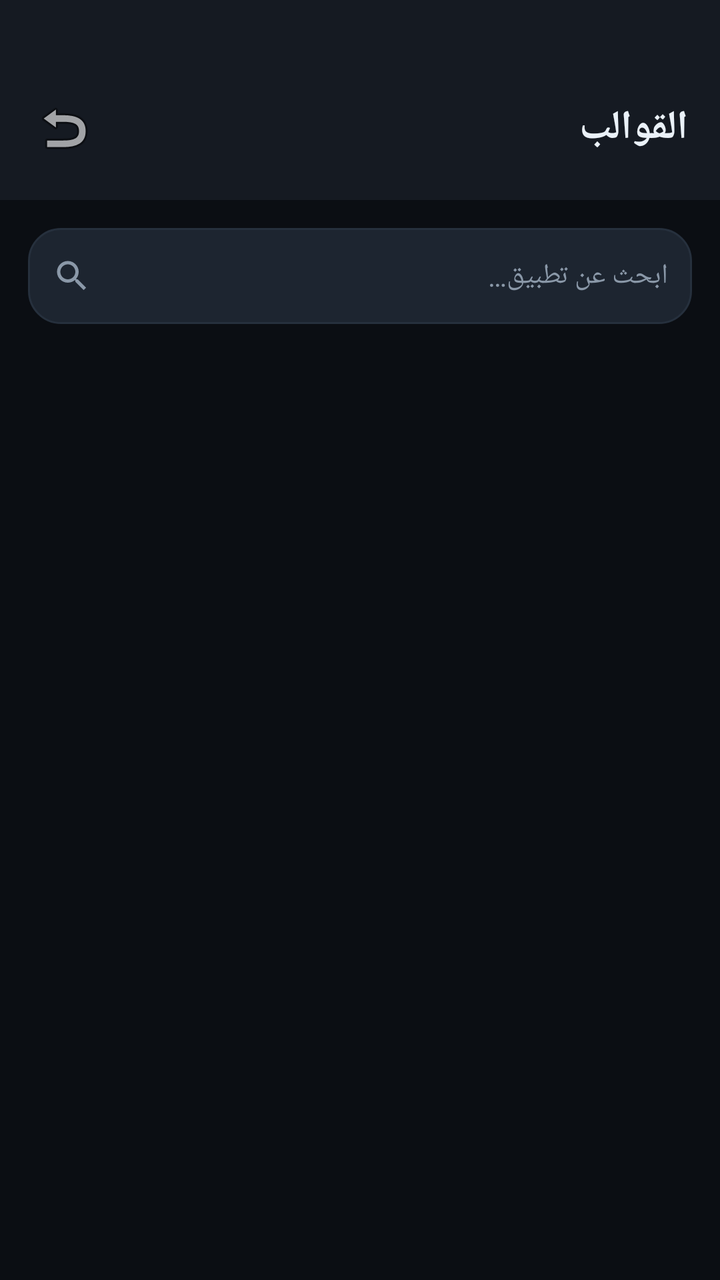
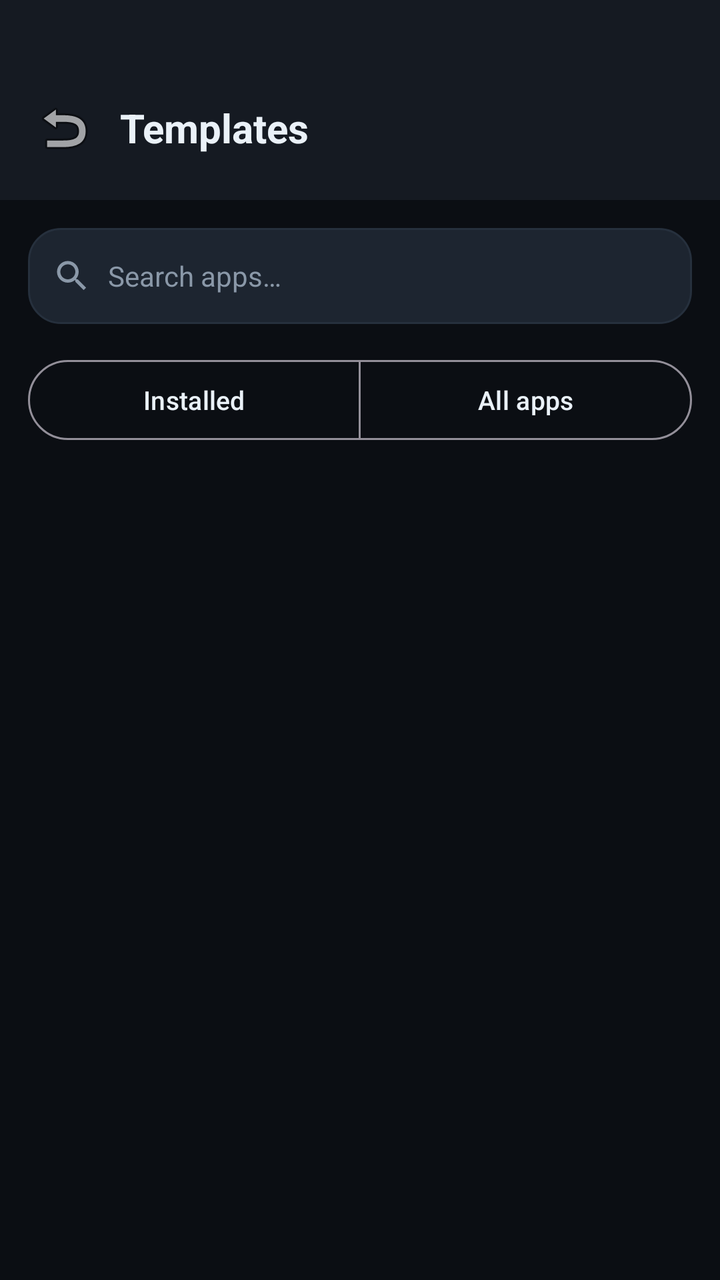

Before-and-after screenshots of an Android layout around one commit, followed by the original layout XML and the change that was made.
<!-- AndroidManifest.xml: application theme Theme.HideRoot -->
<!-- res/layout/activity_apps.xml -->
<?xml version="1.0" encoding="utf-8"?>
<LinearLayout xmlns:android="http://schemas.android.com/apk/res/android"
    android:layout_width="match_parent"
    android:layout_height="match_parent"
    android:background="@color/bg"
    android:orientation="vertical">

    <include layout="@layout/part_topbar" />
    <include layout="@layout/part_search" />

    <androidx.recyclerview.widget.RecyclerView
        android:id="@+id/recycler"
        android:layout_width="match_parent"
        android:layout_height="match_parent" />
</LinearLayout>
<!-- res/layout/part_topbar.xml (included above) -->
<?xml version="1.0" encoding="utf-8"?>
<LinearLayout xmlns:android="http://schemas.android.com/apk/res/android"
    android:layout_width="match_parent"
    android:layout_height="wrap_content"
    android:orientation="horizontal"
    android:gravity="center_vertical"
    android:background="@color/surface"
    android:paddingTop="42dp"
    android:paddingBottom="14dp"
    android:paddingStart="10dp"
    android:paddingEnd="16dp">

    <ImageButton
        android:id="@+id/btn_back"
        android:layout_width="44dp"
        android:layout_height="44dp"
        android:background="?attr/selectableItemBackgroundBorderless"
        android:src="@android:drawable/ic_menu_revert"
        android:contentDescription="back" />

    <TextView
        android:id="@+id/title"
        android:layout_width="0dp"
        android:layout_height="wrap_content"
        android:layout_weight="1"
        android:layout_marginStart="6dp"
        android:text="@string/templates"
        android:textColor="@color/text"
        android:textSize="20sp"
        android:textStyle="bold" />
</LinearLayout>
<!-- res/layout/part_search.xml (included above) -->
<?xml version="1.0" encoding="utf-8"?>
<LinearLayout xmlns:android="http://schemas.android.com/apk/res/android"
    android:layout_width="match_parent"
    android:layout_height="wrap_content"
    android:orientation="horizontal"
    android:gravity="center_vertical"
    android:background="@drawable/search_bg"
    android:layout_margin="14dp"
    android:paddingStart="12dp"
    android:paddingEnd="12dp">

    <ImageView
        android:layout_width="20dp"
        android:layout_height="20dp"
        android:src="@drawable/ic_search" />

    <EditText
        android:id="@+id/search"
        android:layout_width="0dp"
        android:layout_weight="1"
        android:layout_height="48dp"
        android:layout_marginStart="8dp"
        android:background="@null"
        android:hint="@string/search_apps"
        android:textColorHint="@color/text_dim"
        android:textColor="@color/text"
        android:textSize="14sp"
        android:inputType="text" />
</LinearLayout>
<!-- resources referenced by this layout -->
<resources>
  <color name="bg">#0B0E13</color>
  <color name="surface">#151A22</color>
  <color name="text">#EAF1F8</color>
  <color name="text_dim">#8A98A8</color>
  <!-- drawable ic_search (drawable) -->
  <vector xmlns:android="http://schemas.android.com/apk/res/android"
      android:width="24dp" android:height="24dp"
      android:viewportWidth="24" android:viewportHeight="24"
      android:tint="@color/text_dim">
      <path android:fillColor="#FFFFFF"
          android:pathData="M15.5,14h-0.79l-0.28,-0.27C15.41,12.59 16,11.11 16,9.5 16,5.91 13.09,3 9.5,3S3,5.91 3,9.5 5.91,16 9.5,16c1.61,0 3.09,-0.59 4.23,-1.57l0.27,0.28v0.79l5,4.99L20.49,19l-4.99,-5zM9.5,14C7.01,14 5,11.99 5,9.5S7.01,5 9.5,5 14,7.01 14,9.5 11.99,14 9.5,14z"/>
  </vector>
  <!-- drawable search_bg (drawable) -->
  <?xml version="1.0" encoding="utf-8"?>
  <shape xmlns:android="http://schemas.android.com/apk/res/android">
      <solid android:color="@color/surface2" />
      <corners android:radius="16dp" />
      <stroke android:width="1dp" android:color="@color/stroke" />
  </shape>
  <string name="search_apps">ابحث عن تطبيق…</string>
  <string name="templates">القوالب</string>
  <style name="Theme.HideRoot" parent="Theme.Material3.Dark.NoActionBar">
          <item name="colorPrimary">@color/accent</item>
          <item name="colorOnPrimary">#04150E</item>
          <item name="colorSecondary">@color/accent</item>
          <item name="android:colorBackground">@color/bg</item>
          <item name="colorSurface">@color/surface</item>
          <item name="colorOnSurface">@color/text</item>
          <item name="android:statusBarColor">@color/bg</item>
          <item name="android:navigationBarColor">@color/bg</item>
          <item name="android:windowLightStatusBar">false</item>
      </style>
  <color name="surface2">#1D2530</color>
  <color name="stroke">#26303D</color>
  <color name="accent">#37E29A</color>
</resources>

<!-- the commit's change to res/layout/activity_apps.xml (unified diff, before → after) -->
@@ -7,6 +7,7 @@
 
     <include layout="@layout/part_topbar" />
     <include layout="@layout/part_search" />
+    <include layout="@layout/part_filter" />
 
     <androidx.recyclerview.widget.RecyclerView
         android:id="@+id/recycler"
@@ -75,3 +76,35 @@
         android:textSize="14sp"
         android:inputType="text" />
 </LinearLayout>
+<!-- res/layout/part_filter.xml (included above) -->
+<?xml version="1.0" encoding="utf-8"?>
+<com.google.android.material.button.MaterialButtonToggleGroup
+    xmlns:android="http://schemas.android.com/apk/res/android"
+    xmlns:app="http://schemas.android.com/apk/res-auto"
+    android:id="@+id/filter_group"
+    android:layout_width="match_parent"
+    android:layout_height="wrap_content"
+    android:layout_marginStart="14dp"
+    android:layout_marginEnd="14dp"
+    android:layout_marginBottom="6dp"
+    app:singleSelection="true"
+    app:selectionRequired="true">
+
+    <com.google.android.material.button.MaterialButton
+        android:id="@+id/btn_user"
+        style="@style/Widget.Material3.Button.OutlinedButton"
+        android:layout_width="0dp"
+        android:layout_weight="1"
+        android:layout_height="wrap_content"
+        android:textSize="13sp"
+        android:text="@string/filter_user" />
+
+    <com.google.android.material.button.MaterialButton
+        android:id="@+id/btn_all"
+        style="@style/Widget.Material3.Button.OutlinedButton"
+        android:layout_width="0dp"
+        android:layout_weight="1"
+        android:layout_height="wrap_content"
+        android:textSize="13sp"
+        android:text="@string/filter_all" />
+</com.google.android.material.button.MaterialButtonToggleGroup>
<!-- resource entries referenced after the edit -->
@@ -19,8 +19,10 @@
       <corners android:radius="16dp" />
       <stroke android:width="1dp" android:color="@color/stroke" />
   </shape>
-  <string name="search_apps">ابحث عن تطبيق…</string>
-  <string name="templates">القوالب</string>
+  <string name="filter_all">All apps</string>
+  <string name="filter_user">Installed</string>
+  <string name="search_apps">Search apps…</string>
+  <string name="templates">Templates</string>
   <style name="Theme.HideRoot" parent="Theme.Material3.Dark.NoActionBar">
           <item name="colorPrimary">@color/accent</item>
           <item name="colorOnPrimary">#04150E</item>
